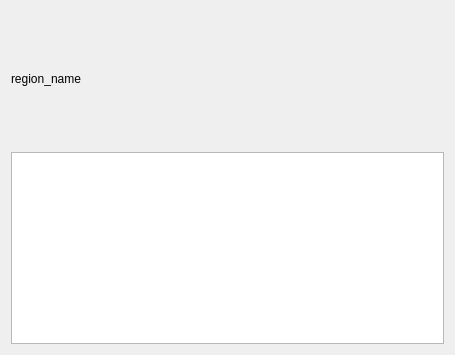
Old version of the form gui/uis/instances_view.ui in the repository ShayAgros/awsh.
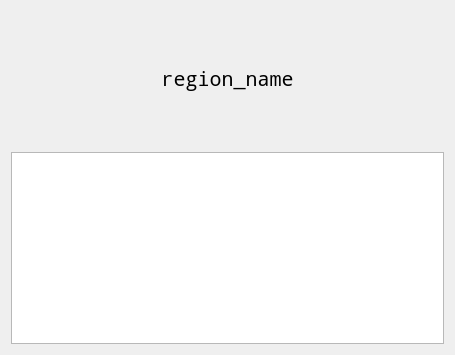
New version of the form.

```diff
--- a/gui/uis/instances_view.ui
+++ b/gui/uis/instances_view.ui
@@ -22,9 +22,18 @@
        <verstretch>0</verstretch>
       </sizepolicy>
      </property>
+     <property name="font">
+      <font>
+       <family>Noto Mono</family>
+       <pointsize>15</pointsize>
+      </font>
+     </property>
      <property name="text">
       <string>region_name</string>
      </property>
+     <property name="alignment">
+      <set>Qt::AlignCenter</set>
+     </property>
     </widget>
    </item>
    <item>
```
